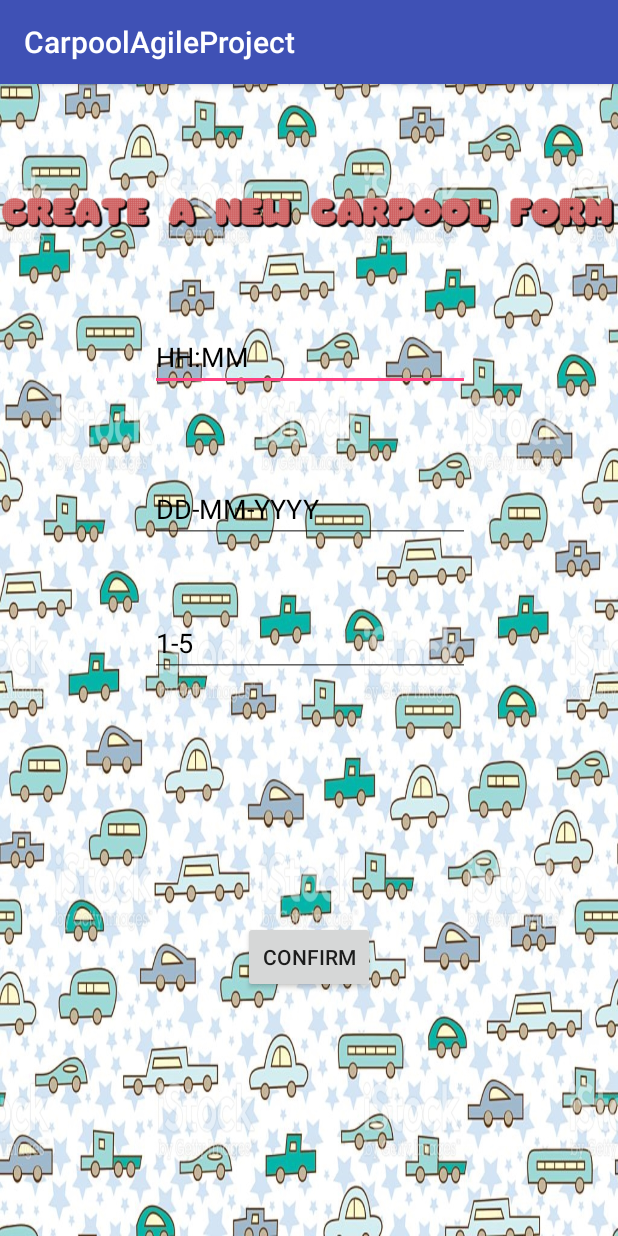
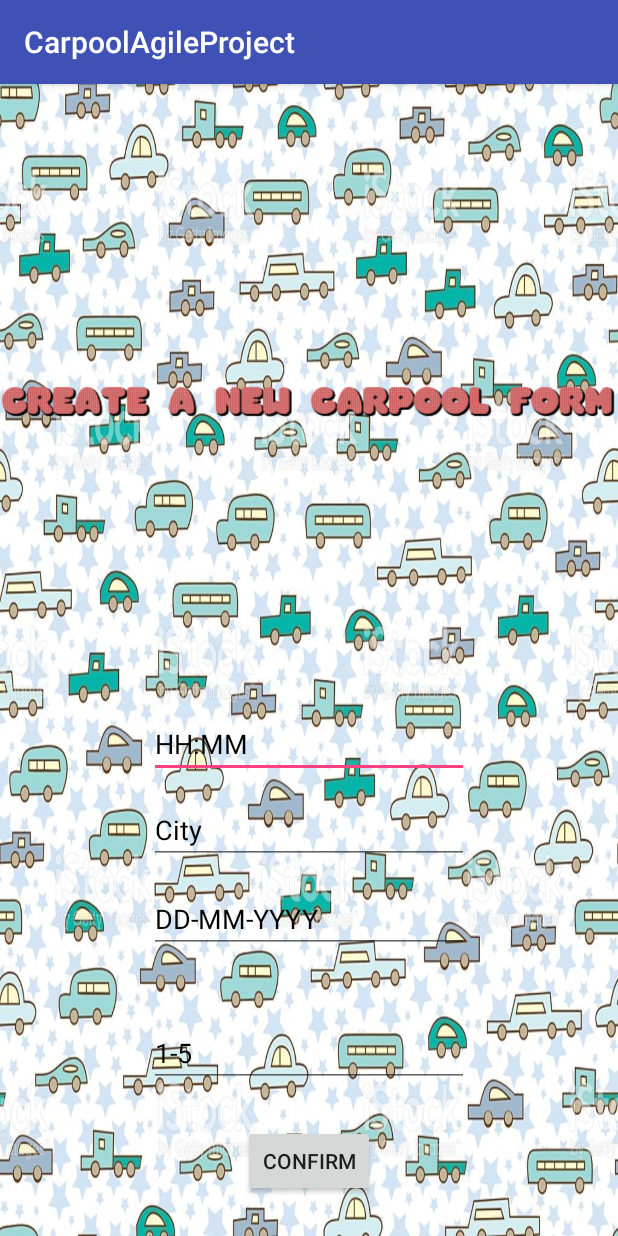
Before and after one commit to yaron919/CarpoolAgileProject, an Android app: the CreateCarpoolActivity screen opened directly, with no data from a screen before it, on a phone screen of 412 x 824 dp. Run offline under Robolectric (Android 15) with nearby library versions, the phone set to English and light mode, and no system bars; our stand-ins replace Firebase (no records; nobody signed in at launch, a user with empty details on screens opened directly).

Commit message:
add city to ride + add btn to join to ride + update number seats in ride

```diff
--- a/app/src/main/res/layout/activity_create_carpool.xml
+++ b/app/src/main/res/layout/activity_create_carpool.xml
@@ -4,17 +4,17 @@
     xmlns:tools="http://schemas.android.com/tools"
     android:layout_width="match_parent"
     android:layout_height="match_parent"
+    android:background="@drawable/background2"
     tools:context="com.afeka.agile.carpoolagileproject.CreateCarpoolActivity"
-    android:background="@drawable/background2">
+    tools:layout_editor_absoluteY="81dp">
 
     <ImageView
         android:id="@+id/imageView"
         android:layout_width="wrap_content"
-        android:layout_height="96dp"
+        android:layout_height="0dp"
         android:layout_marginBottom="32dp"
         android:layout_marginTop="37dp"
         app:layout_constraintBottom_toTopOf="@+id/time_of_ride"
-        app:layout_constraintEnd_toEndOf="parent"
         app:layout_constraintStart_toStartOf="parent"
         app:layout_constraintTop_toTopOf="parent"
         app:srcCompat="@drawable/create_logo" />
@@ -22,16 +22,14 @@
     <EditText
         android:id="@+id/time_of_ride"
         android:layout_width="wrap_content"
-        android:layout_height="39dp"
-        android:layout_marginTop="32dp"
+        android:layout_height="45dp"
+        android:layout_marginBottom="12dp"
         android:ems="10"
         android:hint="HH:MM"
         android:inputType="time"
         android:textColorHint="@color/Black"
+        app:layout_constraintBottom_toTopOf="@+id/city_of_ride"
         app:layout_constraintEnd_toEndOf="parent"
-        app:layout_constraintHorizontal_bias="0.503"
-        app:layout_constraintLeft_toLeftOf="parent"
-        app:layout_constraintRight_toRightOf="parent"
         app:layout_constraintStart_toStartOf="parent"
         app:layout_constraintTop_toBottomOf="@+id/imageView" />
 
@@ -39,40 +37,50 @@
         android:id="@+id/number_of_seats"
         android:layout_width="wrap_content"
         android:layout_height="wrap_content"
-        android:layout_marginTop="44dp"
+        android:layout_marginBottom="25dp"
         android:ems="10"
         android:hint="1-5"
         android:inputType="number"
         android:textColorHint="@color/Black"
-        app:layout_constraintHorizontal_bias="0.503"
-        app:layout_constraintLeft_toLeftOf="parent"
-        app:layout_constraintRight_toRightOf="parent"
+        app:layout_constraintBottom_toTopOf="@+id/confirm_join"
+        app:layout_constraintStart_toStartOf="@+id/date_of_ride"
         app:layout_constraintTop_toBottomOf="@+id/date_of_ride" />
 
     <EditText
         android:id="@+id/date_of_ride"
         android:layout_width="wrap_content"
         android:layout_height="wrap_content"
-        android:layout_marginTop="56dp"
+        android:layout_marginBottom="44dp"
         android:ems="10"
         android:hint="DD-MM-YYYY"
         android:inputType="date"
         android:textColorHint="@color/Black"
-        app:layout_constraintHorizontal_bias="0.503"
-        app:layout_constraintLeft_toLeftOf="parent"
-        app:layout_constraintRight_toRightOf="parent"
+        app:layout_constraintBottom_toTopOf="@+id/number_of_seats"
+        app:layout_constraintStart_toStartOf="@+id/city_of_ride"
+        app:layout_constraintTop_toBottomOf="@+id/city_of_ride" />
+
+    <EditText
+        android:id="@+id/city_of_ride"
+        android:layout_width="wrap_content"
+        android:layout_height="wrap_content"
+        android:layout_marginBottom="14dp"
+        android:ems="10"
+        android:hint="City"
+        android:inputType="text"
+        android:textColorHint="@color/Black"
+        app:layout_constraintBottom_toTopOf="@+id/date_of_ride"
+        app:layout_constraintStart_toStartOf="@+id/time_of_ride"
         app:layout_constraintTop_toBottomOf="@+id/time_of_ride" />
 
     <Button
         android:id="@+id/confirm_join"
         android:layout_width="wrap_content"
         android:layout_height="wrap_content"
-        android:layout_marginBottom="8dp"
-        android:layout_marginTop="8dp"
+        android:layout_marginBottom="26dp"
         android:text="Confirm"
         app:layout_constraintBottom_toBottomOf="parent"
-        app:layout_constraintLeft_toLeftOf="parent"
-        app:layout_constraintRight_toRightOf="parent"
+        app:layout_constraintEnd_toEndOf="parent"
+        app:layout_constraintStart_toStartOf="parent"
         app:layout_constraintTop_toBottomOf="@+id/number_of_seats" />
 
 </android.support.constraint.ConstraintLayout>
```
Also changed, not shown: app/src/main/java/com/afeka/agile/carpoolagileproject/CreateCarpoolActivity.java (+7 -1 lines), app/src/main/java/com/afeka/agile/carpoolagileproject/JoinCarpoolActivity.java (+13 -10 lines), app/src/main/java/com/afeka/agile/carpoolagileproject/JoinCarpoolAdapter.java (+35 -4 lines), app/src/main/java/com/afeka/agile/carpoolagileproject/Ride.java (+35 -9 lines), app/src/main/res/layout/adapter_view_layout.xml (+48 -8 lines).
